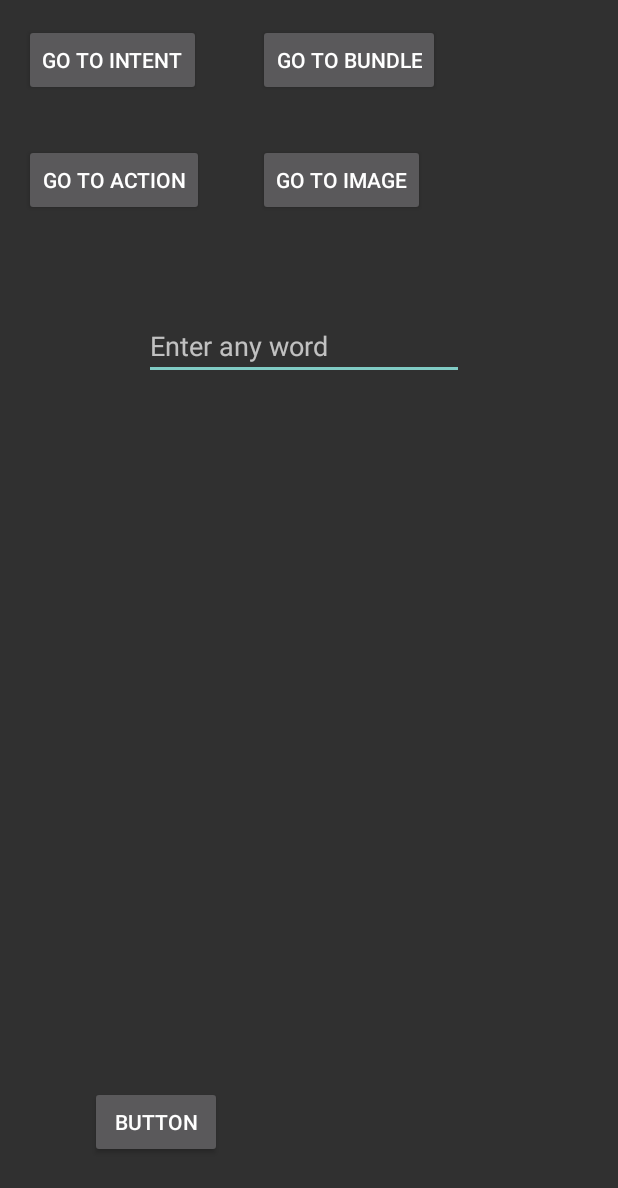
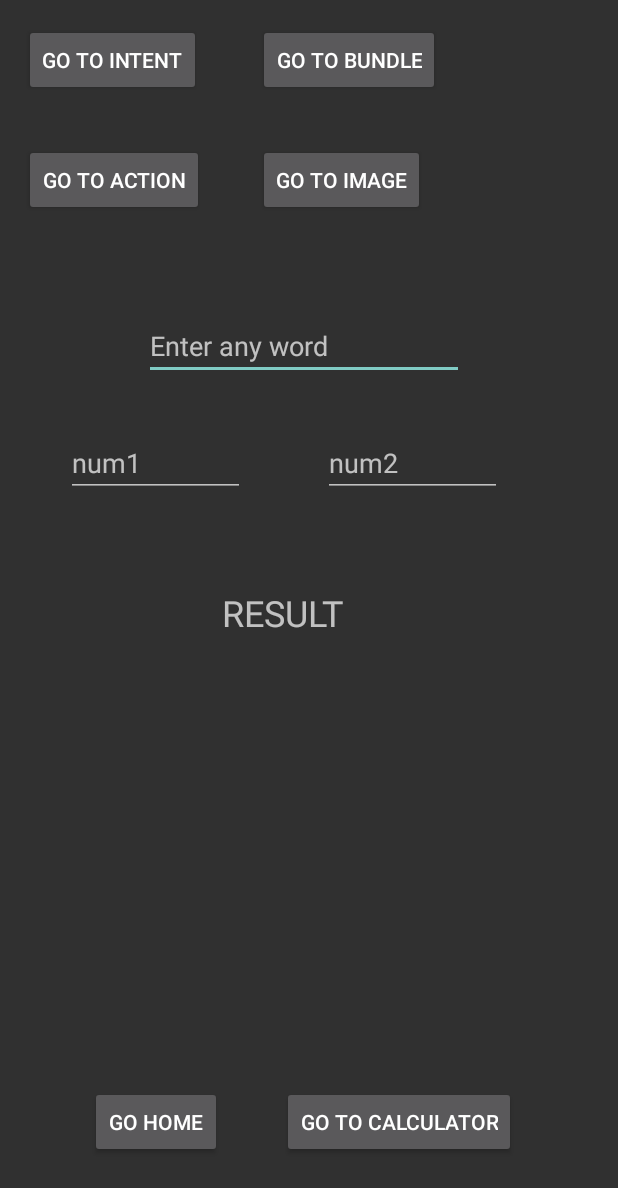
Before and after one commit to vatanak10/Mobile_Application, an Android app: the concept_of_activity screen opened directly, with no data from a screen before it, on a phone screen of 412 x 824 dp. Shown: the top 1188 px of the screen. Run offline under Robolectric (Android 15) with nearby library versions, the phone set to English and light mode, and no system bars.

Commit message:
StartActivityForResult

```diff
--- a/app/src/main/AndroidManifest.xml
+++ b/app/src/main/AndroidManifest.xml
@@ -12,6 +12,8 @@
             android:roundIcon="@mipmap/ic_launcher_round"
             android:supportsRtl="true"
             android:theme="@style/Theme.AppCompat.NoActionBar">
+        <activity android:name=".Calculator_forResult">
+        </activity>
         <activity android:name=".Intent_Screen">
         </activity>
         <activity android:name=".Intent">
--- a/app/src/main/res/layout/activity_concept_of_activity.xml
+++ b/app/src/main/res/layout/activity_concept_of_activity.xml
@@ -42,10 +42,42 @@
             android:id="@+id/image" android:layout_marginStart="172dp" app:layout_constraintTop_toTopOf="parent"
             app:layout_constraintStart_toStartOf="parent" android:layout_marginTop="96dp" android:onClick="startImage"/>
     <Button
-            android:text="Button"
+            android:text="GO HOME"
             android:layout_width="wrap_content"
             android:layout_height="wrap_content"
             android:id="@+id/gohome" app:layout_constraintStart_toStartOf="parent" android:layout_marginStart="60dp"
             android:layout_marginBottom="52dp" app:layout_constraintBottom_toBottomOf="parent"
             android:onClick="goHome"/>
+    <Button
+            android:text="GO TO CALCULATOR"
+            android:layout_width="wrap_content"
+            android:layout_height="wrap_content"
+            android:id="@+id/calculator" android:layout_marginBottom="52dp"
+            app:layout_constraintBottom_toBottomOf="parent" app:layout_constraintStart_toStartOf="parent"
+            android:layout_marginStart="188dp" android:onClick="startCalculator"/>
+    <EditText
+            android:layout_width="119dp"
+            android:layout_height="43dp"
+            android:inputType="number"
+            android:ems="10"
+            android:id="@+id/num1" app:layout_constraintStart_toStartOf="parent"
+            android:layout_marginStart="44dp" android:layout_marginTop="288dp"
+            app:layout_constraintTop_toTopOf="parent" android:hint="num1"/>
+    <EditText
+            android:layout_width="119dp"
+            android:layout_height="43dp"
+            android:inputType="number"
+            android:ems="10"
+            android:id="@+id/num2"
+            app:layout_constraintEnd_toEndOf="parent" android:layout_marginEnd="8dp"
+            app:layout_constraintStart_toEndOf="@+id/num1" android:layout_marginStart="8dp" android:hint="num2"
+            android:layout_marginTop="288dp" app:layout_constraintTop_toTopOf="parent"
+            app:layout_constraintHorizontal_bias="0.389"/>
+    <TextView
+            android:text="RESULT"
+            android:layout_width="wrap_content"
+            android:textSize="24sp"
+            android:layout_height="wrap_content"
+            android:id="@+id/finalRes" app:layout_constraintStart_toStartOf="parent" android:layout_marginStart="148dp"
+            android:layout_marginTop="392dp" app:layout_constraintTop_toTopOf="parent"/>
 </androidx.constraintlayout.widget.ConstraintLayout>
```
Also changed, not shown: app/src/main/java/com/example/myapplication/Calculator_forResult.kt (added, +26 -0 lines), app/src/main/java/com/example/myapplication/concept_of_activity.kt (+18 -0 lines), app/src/main/res/layout/activity_calculator_for_result.xml (added, +36 -0 lines).
